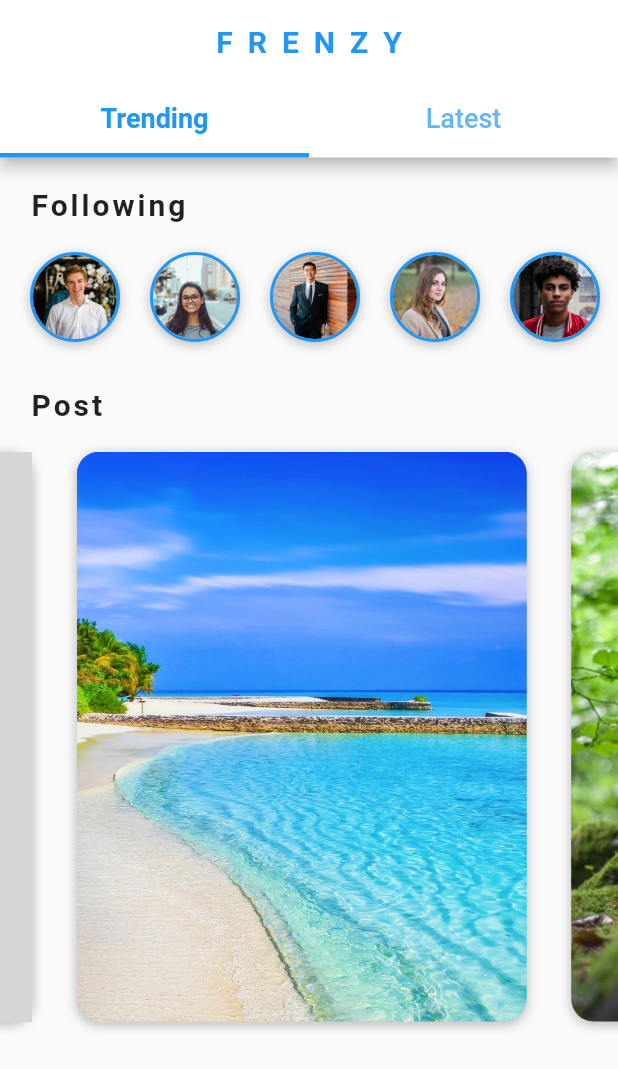
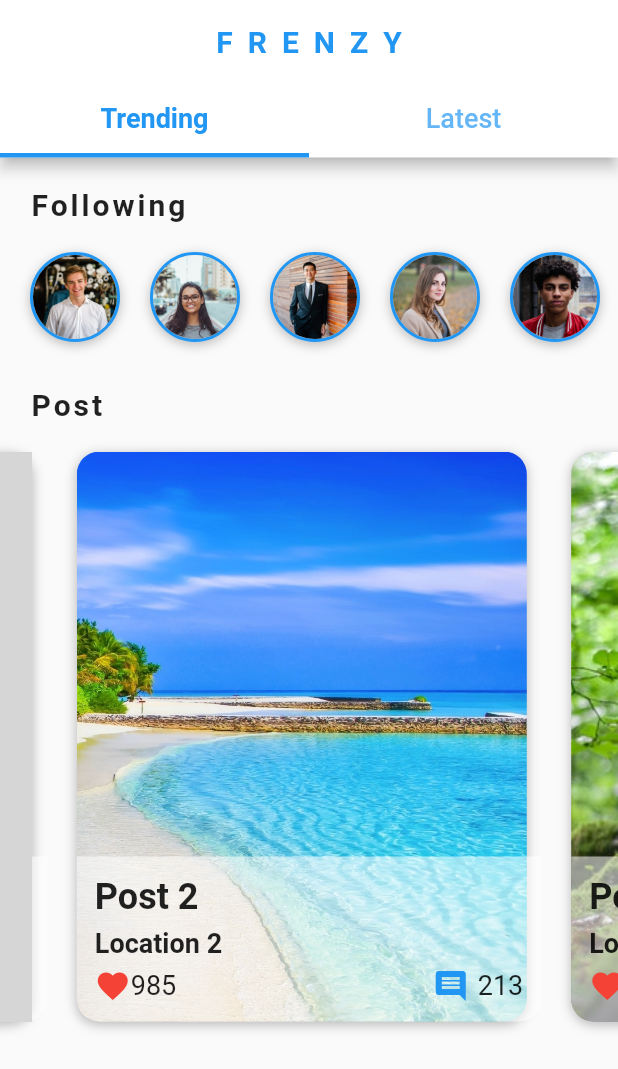
Before and after one commit to offfahad/social-media-app-flutter, a Flutter app: the HomeScreen screen opened directly, swiped to page 3, on a phone screen of 412 x 824 dp. Shown: the top 1069 px of the screen. Run offline on Flutter 3.47's test engine with Material 2 defaults, Android fonts, the phone set to English and light mode, and no system bars; grey boxes are pictures that could not be loaded.

Commit message:
postCarousel-done

```diff
--- a/lib/widgets/post_carousel.dart
+++ b/lib/widgets/post_carousel.dart
@@ -38,14 +38,95 @@ class PostCarousel extends StatelessWidget {
               fit: BoxFit.cover,
             ),
           ),
-        )
+        ),
+        Positioned(
+          left: 10.0,
+          right: 10.0,
+          bottom: 10.0,
+          child: Container(
+            padding: const EdgeInsets.all(12.0),
+            height: 110.0,
+            decoration: const BoxDecoration(
+              color: Colors.white54,
+              borderRadius: BorderRadius.only(
+                bottomLeft: Radius.circular(15.0),
+                bottomRight: Radius.circular(15.0),
+              ),
+            ),
+            child: Column(
+                mainAxisAlignment: MainAxisAlignment.end,
+                crossAxisAlignment: CrossAxisAlignment.start,
+                children: [
+                  Text(
+                    post.title,
+                    style: const TextStyle(
+                      fontSize: 24.0,
+                      fontWeight: FontWeight.bold,
+                    ),
+                    overflow: TextOverflow.ellipsis,
+                  ),
+
+                  const SizedBox(
+                    height: 6.0,
+                  ),
+                  Text(
+                    post.location,
+                    style: const TextStyle(
+                      fontSize: 18.0,
+                      fontWeight: FontWeight.w600,
+                    ),
+                    overflow: TextOverflow.ellipsis,
+                  ),
+                  const SizedBox(
+                    height: 6.0,
+                  ),
+                  Row(
+                    mainAxisAlignment: MainAxisAlignment.spaceBetween,
+                    children: [
+                      Row(
+                        children: [
+                          const Icon(
+                            Icons.favorite,
+                            color: Colors.red,
+                          ),
+                          Text(
+                            post.likes.toString(),
+                            style: const TextStyle(fontSize: 18.0),
+                          ),
+                        ],
+                      ),
+                      const SizedBox(
+                        width: 6.0,
+                      ),
+                      Row(
+                        children: [
+                          Icon(
+                            Icons.comment,
+                            color: Theme.of(context).primaryColor,
+                          ),
+                          const SizedBox(
+                            width: 6.0,
+                          ),
+                          Text(
+                            post.comments.toString(),
+                            style: const TextStyle(fontSize: 18.0),
+                          ),
+                        ],
+                      ),
+                    ],
+                  ),
+                ]),
+          ),
+        ),
       ],
     );
   }
 
   @override
   Widget build(BuildContext context) {
-    return Column(crossAxisAlignment: CrossAxisAlignment.start, children: [
+    return Column(
+    crossAxisAlignment: CrossAxisAlignment.start,
+    children: [
       Padding(
         padding: const EdgeInsets.fromLTRB(20.0, 20.0, 20.0, 10.0),
         child: Text(
@@ -57,7 +138,7 @@ class PostCarousel extends StatelessWidget {
           ),
         ),
       ),
-      Container(
+      SizedBox(
         height: 400.0,
         child: PageView.builder(
           controller: pageController,
```
